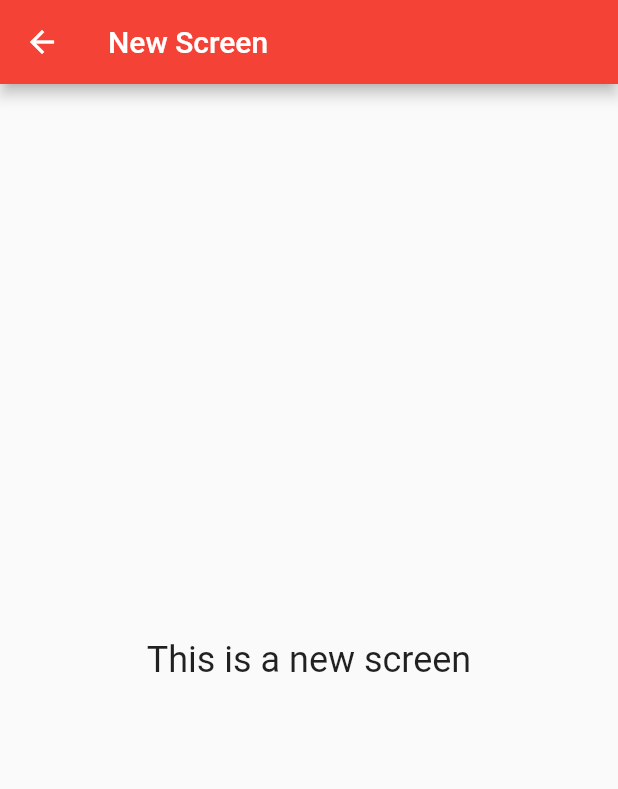
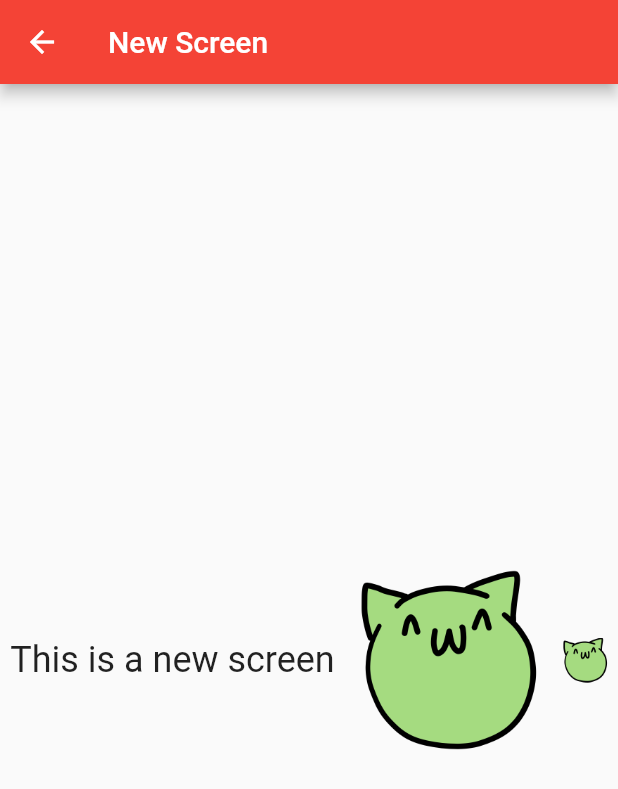
Before and after one commit to soyoybean/DemoApp, a Flutter app: the screen it shows after launch, in the side drawer, after a tap on "NewScreen", on a phone screen of 412 x 824 dp. Shown: the top 789 px of the screen. Run offline on Flutter 3.47's test engine with Material 2 defaults, Android fonts, the phone set to English and light mode, and no system bars.

Commit message:
create journal entries page, new layout

```diff
--- /dev/null
+++ b/lib/entries.dart
@@ -0,0 +1,43 @@
+import 'dart:async';
+import 'package:flutter/material.dart';
+
+class Entries extends StatefulWidget{
+  @override
+  _Entries createState() => new _Entries();
+}
+
+class _Entries extends State<Entries> {
+
+  @override
+  Widget build(BuildContext context) {
+    return Scaffold(
+      appBar: AppBar(title: Text('New Screen')),
+      body: SafeArea(
+        child: Column(
+          mainAxisSize: MainAxisSize.max,
+          mainAxisAlignment: MainAxisAlignment.center,
+          children: <Widget>[
+            new Row(mainAxisAlignment: MainAxisAlignment.center, children: [
+              // Insert a text
+              Text(
+                'This is a new screen',
+                style: TextStyle(fontSize: 24.0),
+              ),
+              // Insert a button shaped as an image
+              new FlatButton(
+                child: Image.asset('assets/happy.png', width: 120, height: 120),
+                onPressed: () {},
+              ),
+              // Insert an Image
+              new SizedBox(
+                width: 30.0,
+                height: 30.0,
+                child: new Image.asset("assets/happy.png")
+              )
+             ],),
+          ],
+        ),
+      ),
+    );
+  }
+}
--- a/lib/main.dart
+++ b/lib/main.dart
@@ -1,5 +1,6 @@
 import 'package:flutter/material.dart';
 //import 'package:url_launcher/url_launcher.dart';
+import 'entries.dart';
 
 void main() {
   runApp(MyApp());
@@ -118,7 +119,7 @@ class _MyHomePageState extends State<MyHomePage> {
               onTap: () {
                 Navigator.of(context).pop();
                 Navigator.of(context)
-                    .push(MaterialPageRoute(builder: (context) => NewScreen()));
+                    .push(MaterialPageRoute(builder: (context) => Entries()));
               },
             ),
             ListTile(
@@ -167,7 +168,7 @@ class _MyHomePageState extends State<MyHomePage> {
   }
 }
 
-class NewScreen extends StatelessWidget {
+/*class NewScreen extends StatelessWidget {
   @override
   Widget build(BuildContext context) {
     return Scaffold(
@@ -180,4 +181,4 @@ class NewScreen extends StatelessWidget {
       ),
     );
   }
-}
+}*/
```
